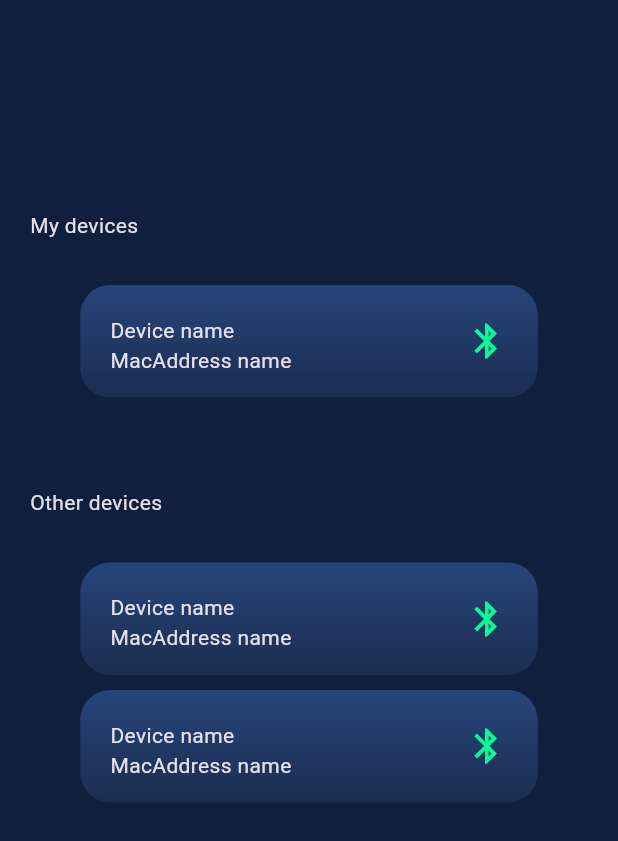
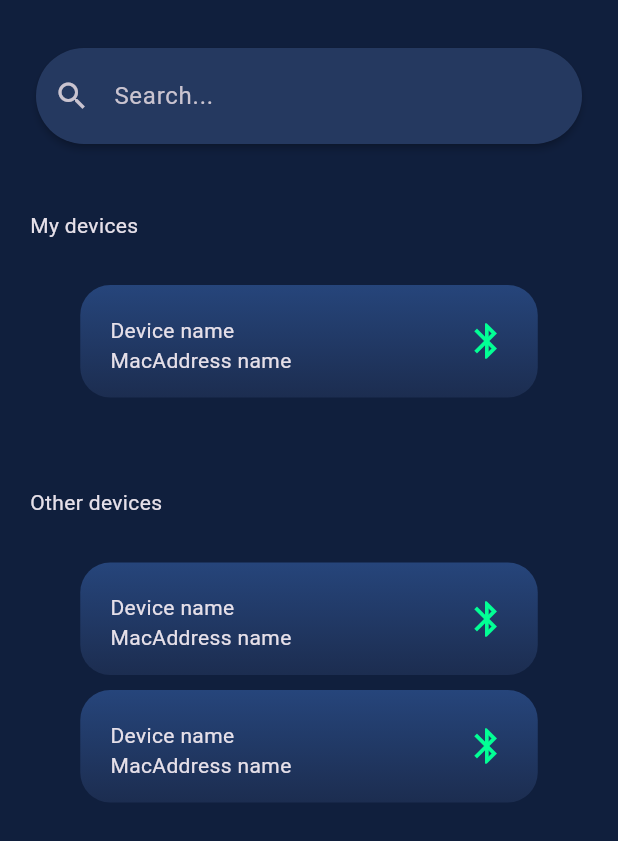
Before and after one commit to Lubpui/phandal_frontend, a Flutter app: the screen it shows after launch, on a phone screen of 412 x 824 dp. Shown: the top 841 px of the screen. Run offline on Flutter 3.47's test engine with Material 3 defaults, Android fonts, the phone set to English and light mode, and no system bars; our stand-ins replace iconsax.

Commit message:
add route change some icon and add searchbar

```diff
--- a/lib/main.dart
+++ b/lib/main.dart
@@ -2,10 +2,10 @@
 
 import 'package:flutter/material.dart';
 import 'package:phandal_frontend/core/theme/app_theme.dart';
-import 'package:phandal_frontend/home_page.dart';
 import 'package:phandal_frontend/pages/bluetooth_connect_page.dart';
-import 'package:phandal_frontend/pages/dashboard_page.dart';
 import 'package:phandal_frontend/pages/login_page.dart';
+import 'package:phandal_frontend/pages/setting_page.dart';
+import 'package:phandal_frontend/route/routes.dart';
 
 // import 'package:phandal_frontend/home_page.dart';
 
@@ -21,6 +21,7 @@ class MyApp extends StatelessWidget {
     return MaterialApp(
         debugShowCheckedModeBanner: false,
         title: 'Phandal App',
+        routes: AppRoute.all,
         theme: AppTheme.darkThemeMode,
         home:
             BluetoothConnectPage() /* HomePage(
--- a/lib/pages/bluetooth_connect_page.dart
+++ b/lib/pages/bluetooth_connect_page.dart
@@ -1,5 +1,6 @@
 import 'package:flutter/material.dart';
 import 'package:phandal_frontend/widget/device_widget.dart';
+import 'package:phandal_frontend/widget/searchbar_widget.dart';
 
 class BluetoothConnectPage extends StatefulWidget {
   const BluetoothConnectPage({super.key});
@@ -14,8 +15,12 @@ class _BluetoothConnectPageState extends State<BluetoothConnectPage> {
   Widget build(BuildContext context) {
     return Scaffold(
       appBar: PreferredSize(
-          preferredSize: const Size.fromHeight(120), child: AppBar()),
-      body: Column(
+          preferredSize: const Size.fromHeight(120),
+          child: AppBar(
+            bottom: const PreferredSize(
+                preferredSize: Size.fromHeight(100), child: SearchBarWidget()),
+          )),
+      body: ListView(
         children: [
           Column(
             crossAxisAlignment: CrossAxisAlignment.start,
--- a/lib/pages/setting_page.dart
+++ b/lib/pages/setting_page.dart
@@ -1,6 +1,7 @@
 import 'package:flutter/material.dart';
 import 'package:phandal_frontend/core/theme/app_pallete.dart';
 import 'package:phandal_frontend/widget/navbar_widget.dart';
+import 'package:phandal_frontend/widget/searchbar_widget.dart';
 import 'package:phandal_frontend/widget/user_widget.dart';
 
 class SettingPage extends StatelessWidget {
@@ -9,11 +10,12 @@ class SettingPage extends StatelessWidget {
   @override
   Widget build(BuildContext context) {
     return Scaffold(
+      appBar: AppBar(
+        bottom: const PreferredSize(
+            preferredSize: Size.fromHeight(60), child: SearchBarWidget()),
+      ),
       body: ListView(
         children: [
-          const SizedBox(
-            height: 120,
-          ),
           const Padding(
             padding: EdgeInsets.all(20.0),
             child: Text(
--- /dev/null
+++ b/lib/route/routes.dart
@@ -0,0 +1,19 @@
+import 'package:flutter/material.dart';
+import 'package:phandal_frontend/pages/bluetooth_connect_page.dart';
+import 'package:phandal_frontend/pages/dashboard_page.dart';
+import 'package:phandal_frontend/pages/login_page.dart';
+import 'package:phandal_frontend/pages/setting_page.dart';
+
+class AppRoute {
+  static const loginpage = 'login-page';
+  static const bluetoothpage = 'bluetooth-page';
+  static const dashboardpage = 'dashboard-page';
+  static const settingpagepage = 'settingpage-page';
+
+  static get all => <String, WidgetBuilder>{
+        loginpage: (BuildContext context) => const LoginPage(),
+        bluetoothpage: (BuildContext context) => const BluetoothConnectPage(),
+        dashboardpage: (BuildContext context) => const DashBoard(),
+        settingpagepage: (BuildContext context) => const SettingPage(),
+      };
+}
--- a/lib/widget/navbar_widget.dart
+++ b/lib/widget/navbar_widget.dart
@@ -1,6 +1,7 @@
 // ignore_for_file: prefer_const_constructors, library_private_types_in_public_api
 
 import 'package:flutter/material.dart';
+import 'package:iconsax/iconsax.dart';
 import 'package:phandal_frontend/core/theme/app_pallete.dart';
 
 class MyNavigationBar extends StatefulWidget {
@@ -49,15 +50,15 @@ class _MyNavigationBarState extends State<MyNavigationBar> {
                 type: BottomNavigationBarType.fixed,
                 items: const [
                   BottomNavigationBarItem(
-                    icon: Icon(Icons.home),
+                    icon: Icon(Iconsax.home),
                     label: 'Home',
                   ),
                   BottomNavigationBarItem(
-                    icon: Icon(Icons.space_dashboard_outlined),
+                    icon: Icon(Iconsax.status_up),
                     label: 'Notifications',
                   ),
                   BottomNavigationBarItem(
-                    icon: Icon(Icons.settings),
+                    icon: Icon(Iconsax.setting),
                     label: 'Notifications',
                   ),
                 ],
--- /dev/null
+++ b/lib/widget/searchbar_widget.dart
@@ -0,0 +1,39 @@
+import 'package:flutter/material.dart';
+import 'package:phandal_frontend/core/theme/app_pallete.dart';
+
+class SearchBarWidget extends StatefulWidget {
+  const SearchBarWidget({super.key});
+
+
+
+  @override
+  State<SearchBarWidget> createState() => _SearchBarWidgetState();
+}
+
+class _SearchBarWidgetState extends State<SearchBarWidget> {
+  @override
+  Widget build(BuildContext context) {
+    return Container(
+      child: Padding(
+        padding: const EdgeInsets.all(20.0),
+        child: Card(
+          color: AppPallete.searchbarcolor,
+          elevation: 2,
+          shape:
+              RoundedRectangleBorder(borderRadius: BorderRadius.circular(40)),
+          child: TextField(
+            decoration: const InputDecoration(
+                hintText: "Search...",
+                prefixIcon: Icon(
+                  Icons.search,
+                ),
+                border: InputBorder.none),
+            onChanged: (value) {
+
+            },
+          ),
+        ),
+      ),
+    );
+  }
+}
```
Also changed, not shown: pubspec.yaml (+4 -64 lines), pubspec.lock.
